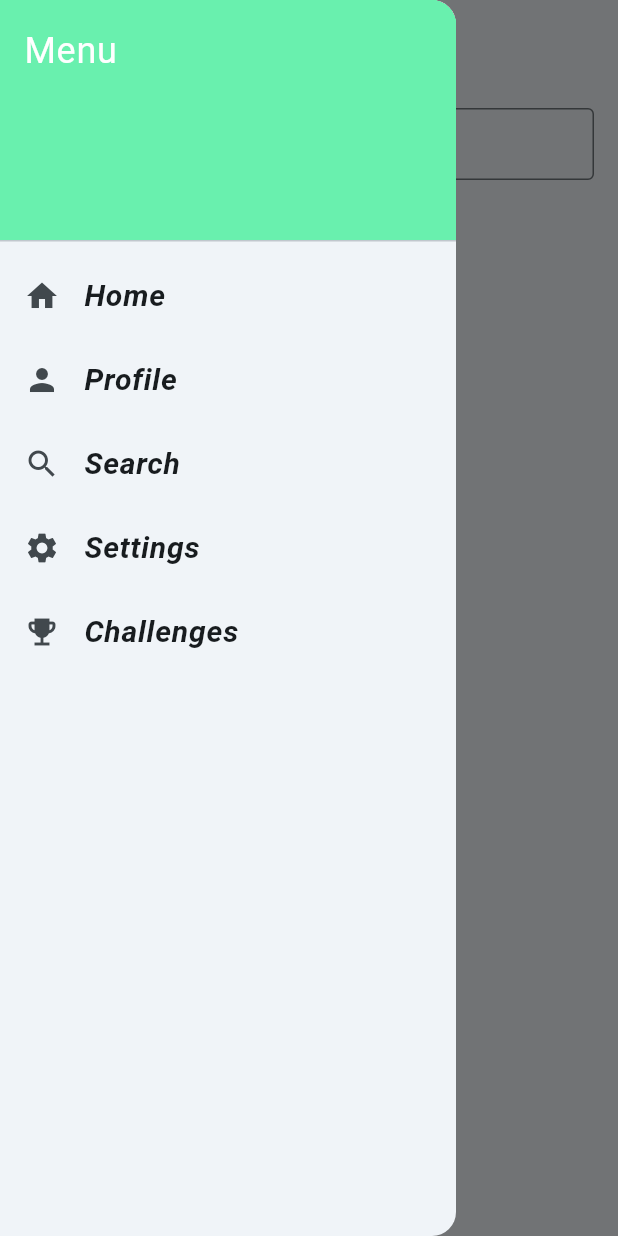
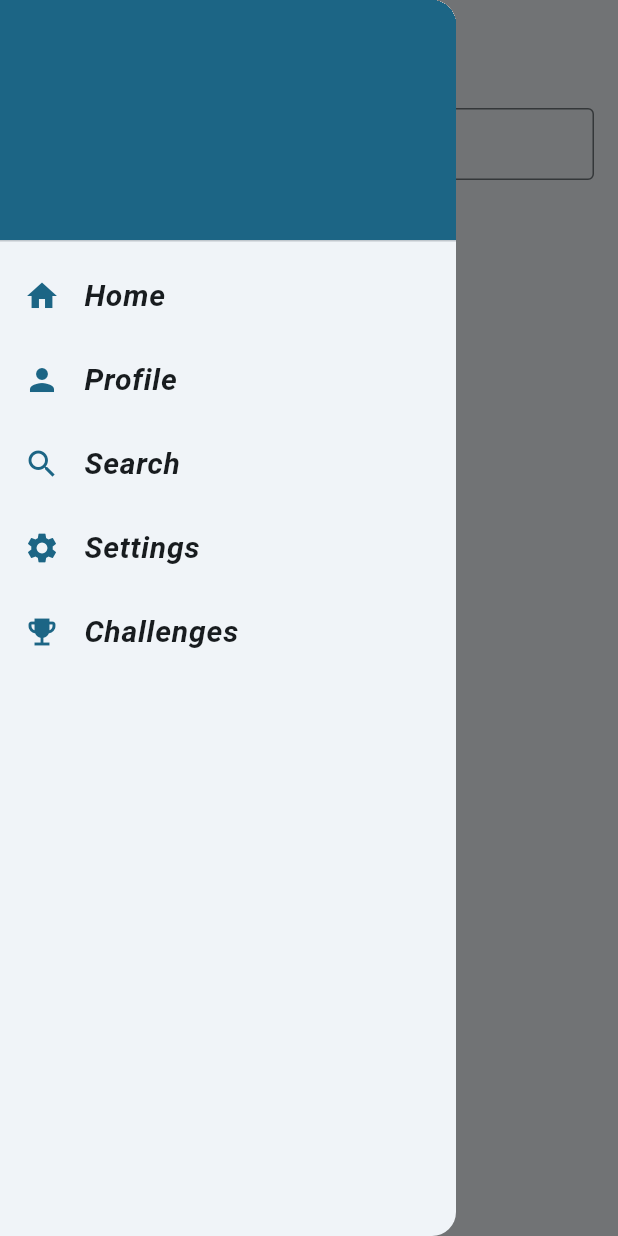
Before and after one commit to SofiaTerracciano/Triplo, a Flutter app: the SearchPage screen opened directly, with the side drawer open, on a phone screen of 412 x 824 dp. Run offline on Flutter 3.47's test engine with Material 3 defaults, Android fonts, the phone set to English and light mode, and no system bars; our stand-ins replace cloud_firestore, firebase_auth, firebase_core, firebase_storage, flutter_dotenv, flutter_map and 5 more; missing offline and left inert: flutter_map_cancellable_tile_provider, flutter_map_tappable_polyline; accounts and stored records are empty; generated files the repository leaves out were written again.

Commit message:
- Aggiunti commenti di spiegazione di model e controller - Sistemata view del drawer con colori coerenti con il resto dell'app

```diff
--- a/triplo/lib/main.dart
+++ b/triplo/lib/main.dart
@@ -44,14 +44,6 @@ class MyApp extends StatefulWidget {
 }
 
 class _MyAppState extends State<MyApp> {
-  Locale _locale = const Locale('en');
-
-  void setLocale(Locale locale) {
-    setState(() {
-      _locale = locale;
-    });
-  }
-
   @override
   void initState() {
     super.initState();
--- a/triplo/lib/model/challenges.dart
+++ b/triplo/lib/model/challenges.dart
@@ -1,3 +1,4 @@
+// Challenges model
 class Challenges {
   final String documentId;
 
@@ -48,7 +49,7 @@ class Challenges {
       .toList()
       ?? [];
 
-
+    // Return the Challenges instance
     return Challenges(
       documentId: docId,
       title: title,
--- a/triplo/lib/model/diary.dart
+++ b/triplo/lib/model/diary.dart
@@ -1,3 +1,4 @@
+// Diary model
 class Diary {
   final String diaryId;
 
@@ -28,7 +29,7 @@ class Diary {
     required this.isPublic,
   });
 
-  // SERIALIZZAZIONE
+  // Model --> Firestore
   Map<String, dynamic> toMap() {
     return {
       "UserId": userId,
@@ -44,57 +45,28 @@ class Diary {
       "Is_public": isPublic,
     };
   }
-  /*
+
+  // Firestore --> Model
   factory Diary.fromMap(Map<String, dynamic> map, {required String diaryId}) {
-    return Diary(
-      diaryId: diaryId,
-      routeId: map["RouteId"],               // solo ID del trekking
-      date: DateTime.parse(map["Date"]),
-      duration: (map["Duration"] as num).toDouble(),
-      friends: List<String>.from(map["Friends"] ?? []),
-      photos: List<String>.from(map["Photos"]),
-      challenges: List<String>.from(map["Challenges"]),
-      refreshmentPoint: map["Refreshment_point"],
-      mood: map["Mood"],
-      notes: map["Notes"],
-    );
-  }
- */
-
-  //factory Diary.fromMap(Map<String, dynamic> map, {required String diaryId,}) {
-  //  return Diary(
-  //    diaryId: diaryId,
-  //    userId: map["UserId"],
-  //    trekkigName: map["Trekking_name"],
-  //    date: map["Date"],
-  //    duration: (map["Duration"] as num).toDouble(),
-  //    friends: List<String>.from(map["Friends"] ?? []),
-  //    photos: List<String>.from(map["Photos"] ?? []),
-  //    challenges: List<String>.from(map["Challenges"] ?? []),
-  //    refreshmentPoint: map["Refreshment_point"] ?? "",
-  //    mood: List<String>.from(map["Mood"] ?? []),
-  //    notes: map["Notes"] ?? "",
-  //    isPublic: map["Is_public"],
-  //  );
-  //}
-
- //null safe version
-  factory Diary.fromMap(Map<String, dynamic> map, {required String diaryId}) {
+    // Convert List<dynamic> to List<String> for photos
     final List<String>  photos = (map["Photos"] as List<dynamic>?)
       ?.map((item) => item.toString())
       .toList()
       ?? [];
 
+    // Convert List<dynamic> to List<String> for challenges
     final List<String>  challenges = (map["Challenges"] as List<dynamic>?)
       ?.map((item) => item.toString())
       .toList()
       ?? [];
 
+    // Convert List<dynamic> to List<String> for mood
     final List<String>  mood = (map["Mood"] as List<dynamic>?)
       ?.map((item) => item.toString())
       .toList()
       ?? [];
 
+    // Return the Diary instance
     return Diary(
       diaryId: diaryId,
       userId: map["UserId"] ?? "",
@@ -107,8 +79,7 @@ class Diary {
       refreshmentPoint: map["Refreshment_point"] ?? "",
       mood: mood,
       notes: map["Notes"] ?? "",
-      isPublic: map["Is_public"] ?? false,   // <= prima causa del crash
+      isPublic: map["Is_public"] ?? false,
     );
   }
-
 }
--- a/triplo/lib/model/user.dart
+++ b/triplo/lib/model/user.dart
@@ -92,24 +92,6 @@ class Users {
   set advanced(int advanced) => _advanced = advanced;
   set intermediate(int intermediate) => _intermediate = intermediate;
 
-  /*
-  Map<String, dynamic> toMap() {
-    return {
-      "Username": _username,
-      "Photo_profile": _photoProfile,
-      "Name": _name,
-      "Surname": _surname,
-      "Birthdate": _birthdate.toIso8601String(),
-      "Email": _email,
-      "Followers": _followers,
-      "Following": _following,
-      "Public_diary": _publicDiaryPages,
-      "Private_diary": _privateDiaryPages,
-      "Saved_trekkings": _savedTrekkings,
-    };
-  }
-   */
-
   /**
    * Converts this Users object into a Map<String, dynamic> that can be stored in Firestore.
    * IMPORTANT: fields  as followers, following, diary pages, saved trekkings cannot be saved as full Dart objects.
@@ -190,6 +172,7 @@ class Users {
   }
    */
 
+  // Firestore --> Model
   factory Users.fromMap(Map<String, dynamic> map, {required String uid}) {
     return Users(
       uid: uid,
@@ -208,7 +191,6 @@ class Users {
       advanced: map["Advanced"] is int
       ? map["Advanced"]
       : int.tryParse(map["Advanced"]?.toString() ?? "0") ?? 0,
-
       intermediate: map["Intermediate"] is int
           ? map["Intermediate"]
           : int.tryParse(map["Intermediate"]?.toString() ?? "0") ?? 0,
@@ -238,8 +220,4 @@ class Users {
 
 
   }
-
-
-
-
 }
--- a/triplo/lib/pages/search-page.dart
+++ b/triplo/lib/pages/search-page.dart
@@ -204,14 +204,16 @@ class _SearchPageState extends State<SearchPage>
           padding: EdgeInsets.zero,
           children: <Widget>[
             DrawerHeader(
-              decoration: BoxDecoration(color: Colors.greenAccent),
-              child: Text(
-                local.menu_title,
-                style: TextStyle(color: Colors.white, fontSize: 24),
+              decoration: BoxDecoration(
+                color: Theme.of(context).colorScheme.primary,
               ),
+              child: const SizedBox.shrink(),
             ),
             ListTile(
-              leading: const Icon(Icons.home),
+              leading: Icon(
+                Icons.home,
+                color: Theme.of(context).colorScheme.primary,
+              ),
               title: Text(local.home_page_title, style: optionStyle),
               onTap: () {
                 Navigator.pushReplacement(
@@ -221,7 +223,10 @@ class _SearchPageState extends State<SearchPage>
               },
             ),
             ListTile(
-              leading: const Icon(Icons.person),
+              leading: Icon(
+                Icons.person,
+                color: Theme.of(context).colorScheme.primary,
+              ),
               title: Text(local.profile_page_title, style: optionStyle),
               onTap: () {
                 Navigator.pushReplacement(
@@ -231,7 +236,10 @@ class _SearchPageState extends State<SearchPage>
               },
             ),
             ListTile(
-              leading: const Icon(Icons.search),
+              leading: Icon(
+                Icons.search,
+                color: Theme.of(context).colorScheme.primary,
+              ),
               title: Text(local.search_page_title, style: optionStyle),
               onTap: () {
                 Navigator.pushReplacement(
@@ -241,7 +249,10 @@ class _SearchPageState extends State<SearchPage>
               },
             ),
             ListTile(
-              leading: const Icon(Icons.settings),
+              leading: Icon(
+                Icons.settings,
+                color: Theme.of(context).colorScheme.primary,
+              ),
               title: Text(local.settings_page_title, style: optionStyle),
               onTap: () {
                 Navigator.pushReplacement(
@@ -251,7 +262,10 @@ class _SearchPageState extends State<SearchPage>
               },
             ),
             ListTile(
-              leading: const Icon(Icons.emoji_events),
+              leading: Icon(
+                Icons.emoji_events,
+                color: Theme.of(context).colorScheme.primary,
+              ),
               title: Text(local.challeng_title, style: optionStyle),
               onTap: () {
                 Navigator.pushReplacement(
@@ -458,9 +472,7 @@ class _SearchPageState extends State<SearchPage>
                     backgroundColor: Colors.grey,
                     child: Icon(Icons.person),
                   )
-                : CircleAvatar(
-                    backgroundImage: NetworkImage(u.photoProfile!),
-                  ),
+                : CircleAvatar(backgroundImage: NetworkImage(u.photoProfile!)),
             title: Text(u.username),
             subtitle: Text(u.email),
             onTap: () {
@@ -565,10 +577,7 @@ class _StorageImage extends StatelessWidget {
   final String path;
   final DiaryController diaryController;
 
-  const _StorageImage({
-    required this.path,
-    required this.diaryController,
-  });
+  const _StorageImage({required this.path, required this.diaryController});
 
   @override
   Widget build(BuildContext context) {
--- a/triplo/lib/pages/user-page.dart
+++ b/triplo/lib/pages/user-page.dart
@@ -21,7 +21,7 @@ class UserPage extends StatefulWidget {
 }
 
 class _UserPageState extends State<UserPage> {
-
+  String level = '';
   /*
   Future<String?> uploadProfilePicture(File image) async {
     final uid = FirebaseAuth.instance.currentUser!.uid;
@@ -150,12 +150,12 @@ class _UserPageState extends State<UserPage> {
               child: Row(
                 crossAxisAlignment: CrossAxisAlignment.start,
                 children: [
-                  // Colonna Avatar + username + level
+                  // Column for photo + username + level
                   Expanded(
                     flex: 1,
                     child: Column(
                       children: [
-                        // Avatar
+                        // Photo
                         CircleAvatar(
                             radius: 36,
                             backgroundImage: user.photoProfile != null &&
@@ -167,8 +167,8 @@ class _UserPageState extends State<UserPage> {
                                 ? const Icon(Icons.person, size: 40)
                                 : null,
                           ),
-                        // Username + level
                         const SizedBox(height: 8),
+                        // Username
                         Row(
                           children: [
                             Expanded(
@@ -184,22 +184,37 @@ class _UserPageState extends State<UserPage> {
                           ],
                         ),
                         const SizedBox(height: 2),
-                        Text(
-                          '${local.level_label}: ${user.level}',
+                        // Level display --> Beginner, Intermediate, Advanced
+                        if (user.level == 'Beginner')
+                          Text(
+                            '${local.level_label}: ${local.beginner_level}',
+                            style:
+                                const TextStyle(fontSize: 13, color: Colors.black54),
+                          )
+                        else if (user.level == 'Intermediate')
+                          Text(
+                            '${local.level_label}: ${local.intermediate_level}',
                           style:
                               const TextStyle(fontSize: 13, color: Colors.black54),
-                        ),
+                        )
+                        else if (user.level == 'Advanced')
+                          Text(
+                            '${local.level_label}: ${local.advanced_level}',
+                            style:
+                                const TextStyle(fontSize: 13, color: Colors.black54),
+                          )
                       ],
                     ),
                   ),
 
                   const SizedBox(width: 16),
-                  // Colonna Nome + stats
+                  // Column for name + stats
                   Expanded(
                     flex: 2,
                     child: Column(
                       crossAxisAlignment: CrossAxisAlignment.start,
                       children: [
+                        // Name + surname
                         Row(
                           children: [
                             Expanded(
@@ -215,6 +230,7 @@ class _UserPageState extends State<UserPage> {
                           ],
                         ),
                         const SizedBox(height: 6),
+                        // Stats: total diaries, followers, following
                         Row(
                           mainAxisAlignment: MainAxisAlignment.spaceBetween,
                           children: [
@@ -261,11 +277,12 @@ class _UserPageState extends State<UserPage> {
             ),
 
             const SizedBox(height: 8),
-            // Botton
+            // Buttons for settings and share profile
             Padding(
               padding: const EdgeInsets.symmetric(horizontal: 16),
               child: Row(
                 children: [
+                  // Settings button
                   Expanded(
                     child: ElevatedButton(
                       onPressed: () {
@@ -278,7 +295,7 @@ class _UserPageState extends State<UserPage> {
                     ),
                   ),
                   const SizedBox(width: 12),
-                  // Share profile button (sistemare la foto quando fai share)
+                  // Share profile button
                   Expanded(
                     child: ElevatedButton.icon(
                       icon: const Icon(Icons.share),
@@ -287,6 +304,7 @@ class _UserPageState extends State<UserPage> {
                         final renderBox = context.findRenderObject() as RenderBox?;
                         if (renderBox == null) return;
 
+                        // Share profile link --> it return https://triplo.app/user/username
                         Share.share(
                           '${local.watch_profile_dialog_level}\nhttps://triplo.app/user/${user.username}',
                           sharePositionOrigin:
@@ -393,14 +411,13 @@ class _UserPageState extends State<UserPage> {
             padding: EdgeInsets.zero,
             children: <Widget>[
               DrawerHeader(
-                decoration: BoxDecoration(color: Colors.greenAccent),
-                child: Text(
-                  local.menu_title,
-                  style: TextStyle(color: Colors.white, fontSize: 24),
+                decoration: BoxDecoration(
+                  color: Theme.of(context).colorScheme.primary,
                 ),
+                child: const SizedBox.shrink(),
               ),
               ListTile(
-                leading: const Icon(Icons.home),
+                leading: Icon(Icons.home, color: Theme.of(context).colorScheme.primary),
                 title: Text(local.home_page_title, style: optionStyle),
                 onTap: () {
                   Navigator.pushReplacement(
@@ -410,7 +427,7 @@ class _UserPageState extends State<UserPage> {
                 },
               ),
               ListTile(
-                leading: const Icon(Icons.person),
+                leading: Icon(Icons.person, color: Theme.of(context).colorScheme.primary,),
                 title: Text(local.profile_page_title, style: optionStyle),
                 onTap: () {
                   Navigator.pushReplacement(
@@ -420,7 +437,7 @@ class _UserPageState extends State<UserPage> {
                 },
               ),
               ListTile(
-                leading: const Icon(Icons.search),
+                leading: Icon(Icons.search, color: Theme.of(context).colorScheme.primary,),
                 title: Text(local.search_page_title, style: optionStyle),
                 onTap: () {
                   Navigator.pushReplacement(
@@ -430,7 +447,7 @@ class _UserPageState extends State<UserPage> {
                 },
               ),
               ListTile(
-                leading: const Icon(Icons.settings),
+                leading: Icon(Icons.settings, color: Theme.of(context).colorScheme.primary,),
                 title: Text(local.settings_page_title, style: optionStyle),
                 onTap: () {
                   Navigator.pushReplacement(
@@ -440,7 +457,7 @@ class _UserPageState extends State<UserPage> {
                 },
               ),
               ListTile(
-                leading: const Icon(Icons.emoji_events),
+                leading: Icon(Icons.emoji_events, color: Theme.of(context).colorScheme.primary,),
                 title: Text(local.challeng_title, style: optionStyle),
                 onTap: () {
                   Navigator.pushReplacement(
@@ -457,27 +474,7 @@ class _UserPageState extends State<UserPage> {
   }
 }
 
-/* Widget for individual statistic item
-class _StatItem extends StatelessWidget {
-  final String label;
-  final String value;
-
-  const _StatItem({required this.label, required this.value});
-
-  @override
-  Widget build(BuildContext context) {
-    return Column(
-      children: [
-        Text(
-          value,
-          style: const TextStyle(fontSize: 22, fontWeight: FontWeight.bold),
-        ),
-        Text(label),
-      ],
-    );
-  }
-}*/
-
+// Widget for displaying a single statistic item
 class _StatItem extends StatelessWidget {
   final String label;
   final String value;
```
Also changed, not shown: triplo/lib/controller/API.dart (+11 -8 lines), triplo/lib/controller/diary.dart (+25 -29 lines), triplo/lib/controller/language.dart (+8 -1 lines), triplo/lib/controller/trekking.dart (+5 -4 lines), triplo/lib/controller/user.dart (+12 -11 lines), triplo/lib/model/trekking.dart (+4 -10 lines), triplo/lib/pages/challenges-page.dart (+28 -28 lines), triplo/lib/pages/home-page.dart (+24 -10 lines), triplo/lib/pages/setting-page.dart (+40 -72 lines).
